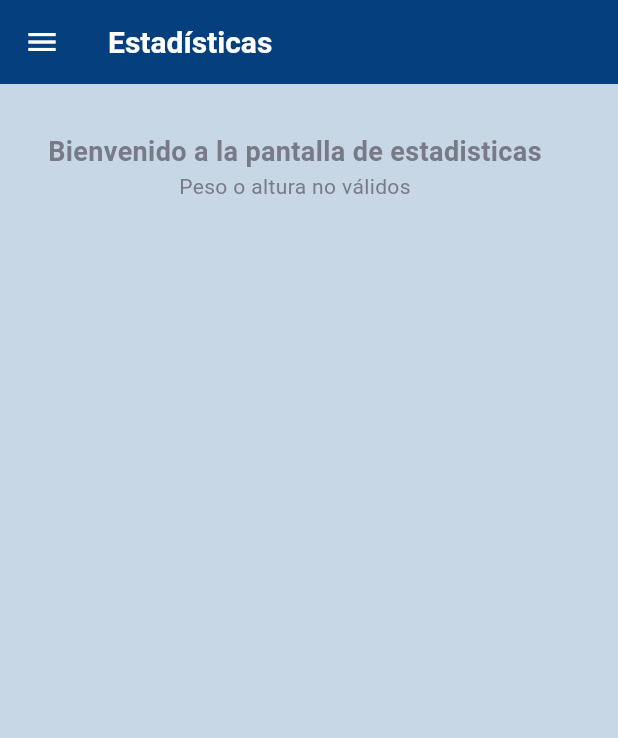
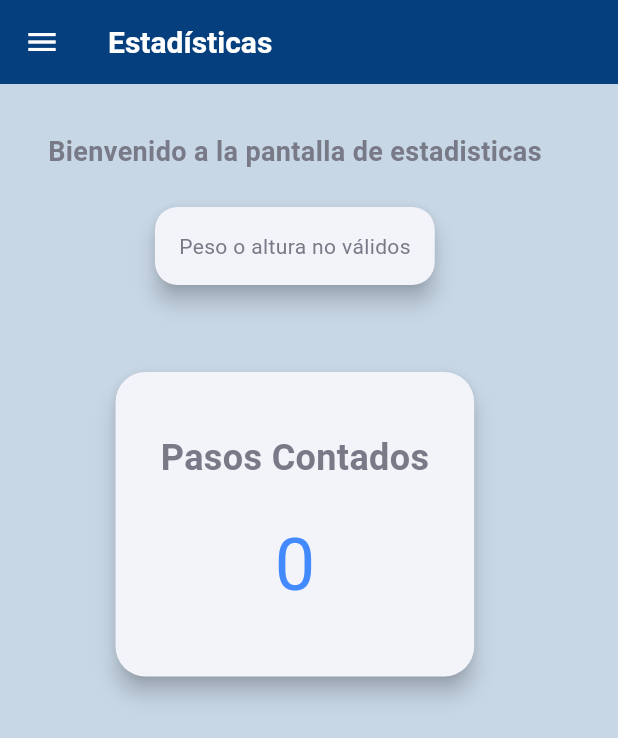
Before and after one commit to SantiagoAHS/app_fit_pt, a Flutter app: the StaticsScreen screen opened by its route, on a phone screen of 412 x 824 dp. Shown: the top 738 px of the screen. Run offline on Flutter 3.47's test engine with Material 3 defaults, Android fonts, the phone set to English and light mode, and no system bars; our stand-ins replace cloud_firestore, firebase_auth, firebase_core, fl_chart, google_sign_in, pedometer; accounts and stored records are empty.

Commit message:
Update statistic with step counter

```diff
--- a/appfit_dia/lib/screens/statistics_screen.dart
+++ b/appfit_dia/lib/screens/statistics_screen.dart
@@ -3,6 +3,8 @@ import '../widgets/app_scaffold.dart';
 import 'package:firebase_auth/firebase_auth.dart';
 import 'package:cloud_firestore/cloud_firestore.dart';
 import '../widgets/imc_chart.dart';
+import '../widgets/step_counter_widget.dart';
+
 
 
 class StaticsScreen extends StatelessWidget {
@@ -77,21 +79,27 @@ class StaticsScreen extends StatelessWidget {
 }
 
   Widget _buildVerySmallLayout() {
-  return Center(
-    child: Padding(
+  return SingleChildScrollView(
     padding: const EdgeInsets.all(8),
     child: Column(
-        mainAxisSize: MainAxisSize.min,
+      crossAxisAlignment: CrossAxisAlignment.center,
       children: [
         const Text('Estadísticas', style: TextStyle(fontSize: 14)),
         const SizedBox(height: 10),
-          _buildIMCDisplay(showChart: false),
+        Card(
+          elevation: 6,
+          shape: RoundedRectangleBorder(borderRadius: BorderRadius.circular(15)),
+          child: Padding(
+            padding: const EdgeInsets.all(8),
+            child: _buildIMCDisplay(showChart: false),
+          ),
+        ),
+        const SizedBox(height: 20),
+        const StepCounterWidget(),
       ],
-      ),
     ),
   );
 }
-
 
   Widget _buildMobileLayout() {
   return SingleChildScrollView(
@@ -103,7 +111,17 @@ class StaticsScreen extends StatelessWidget {
           'Bienvenido a la pantalla de estadisticas',
           style: TextStyle(fontSize: 18, fontWeight: FontWeight.bold),
         ),
-        _buildIMCDisplay(showChart: true),
+        const SizedBox(height: 20),
+        Card(
+          elevation: 6,
+          shape: RoundedRectangleBorder(borderRadius: BorderRadius.circular(15)),
+          child: Padding(
+            padding: const EdgeInsets.all(16),
+            child: _buildIMCDisplay(showChart: true),
+          ),
+        ),
+        const SizedBox(height: 30),
+        const StepCounterWidget(),
       ],
     ),
   );
@@ -119,7 +137,16 @@ Widget _buildLargeScreenLayout() {
           'Bienvenido a la pantalla de estadisticas',
           style: TextStyle(fontSize: 22, fontWeight: FontWeight.bold),
         ),
-        _buildIMCDisplay(showChart: true),
+        Card(
+          elevation: 6,
+          shape: RoundedRectangleBorder(borderRadius: BorderRadius.circular(15)),
+          child: Padding(
+            padding: const EdgeInsets.all(32),  // más espacio en pantalla grande
+            child: _buildIMCDisplay(showChart: true),
+          ),
+        ),
+        const SizedBox(height: 30),
+        const StepCounterWidget(),
       ],
     ),
   );
--- /dev/null
+++ b/appfit_dia/lib/widgets/step_counter_widget.dart
@@ -0,0 +1,70 @@
+import 'package:flutter/material.dart';
+import 'package:pedometer/pedometer.dart';
+
+class StepCounterWidget extends StatefulWidget {
+  const StepCounterWidget({super.key});
+
+  @override
+  State<StepCounterWidget> createState() => _StepCounterWidgetState();
+}
+
+class _StepCounterWidgetState extends State<StepCounterWidget> {
+  late Stream<StepCount> _stepCountStream;
+  int _steps = 0;
+
+  @override
+  void initState() {
+    super.initState();
+    _stepCountStream = Pedometer.stepCountStream;
+    _stepCountStream.listen(
+      _onStepCount,
+      onError: _onStepCountError,
+      cancelOnError: true,
+    );
+  }
+
+  void _onStepCount(StepCount event) {
+    setState(() {
+      _steps = event.steps;
+    });
+  }
+
+  void _onStepCountError(error) {
+    debugPrint('Error en el contador de pasos: $error');
+  }
+
+  @override
+Widget build(BuildContext context) {
+  final screenWidth = MediaQuery.of(context).size.width;
+
+  // Definir tamaños responsivos
+  final margin = screenWidth < 400 ? 12.0 : 24.0;
+  final verticalPadding = screenWidth < 400 ? 20.0 : 40.0;
+  final horizontalPadding = screenWidth < 400 ? 15.0 : 30.0;
+  final titleFontSize = screenWidth < 400 ? 18.0 : 24.0;
+  final stepsFontSize = screenWidth < 400 ? 32.0 : 48.0;
+
+  return Card(
+    elevation: 6,
+    margin: EdgeInsets.all(margin),
+    shape: RoundedRectangleBorder(borderRadius: BorderRadius.circular(20)),
+    child: Padding(
+      padding: EdgeInsets.symmetric(vertical: verticalPadding, horizontal: horizontalPadding),
+      child: Column(
+        mainAxisSize: MainAxisSize.min,
+        children: [
+          Text(
+            'Pasos Contados',
+            style: TextStyle(fontSize: titleFontSize, fontWeight: FontWeight.bold),
+          ),
+          const SizedBox(height: 20),
+          Text(
+            '$_steps',
+            style: TextStyle(fontSize: stepsFontSize, color: Colors.blueAccent),
+          ),
+        ],
+      ),
+    ),
+  );
+}
+}
--- a/appfit_dia/pubspec.yaml
+++ b/appfit_dia/pubspec.yaml
@@ -35,6 +35,7 @@ dependencies:
   cloud_firestore: ^4.15.0
   fl_chart: ^1.0.0
   google_sign_in: ^5.4.0
+  pedometer: ^4.1.1
 
 
   # The following adds the Cupertino Icons font to your application.
```
Also changed, not shown: appfit_dia/lib/screens/exercises_screen.dart (+120 -10 lines), appfit_dia/pubspec.lock, 1 other file. Lines whose indentation alone changed are shown as unchanged.
